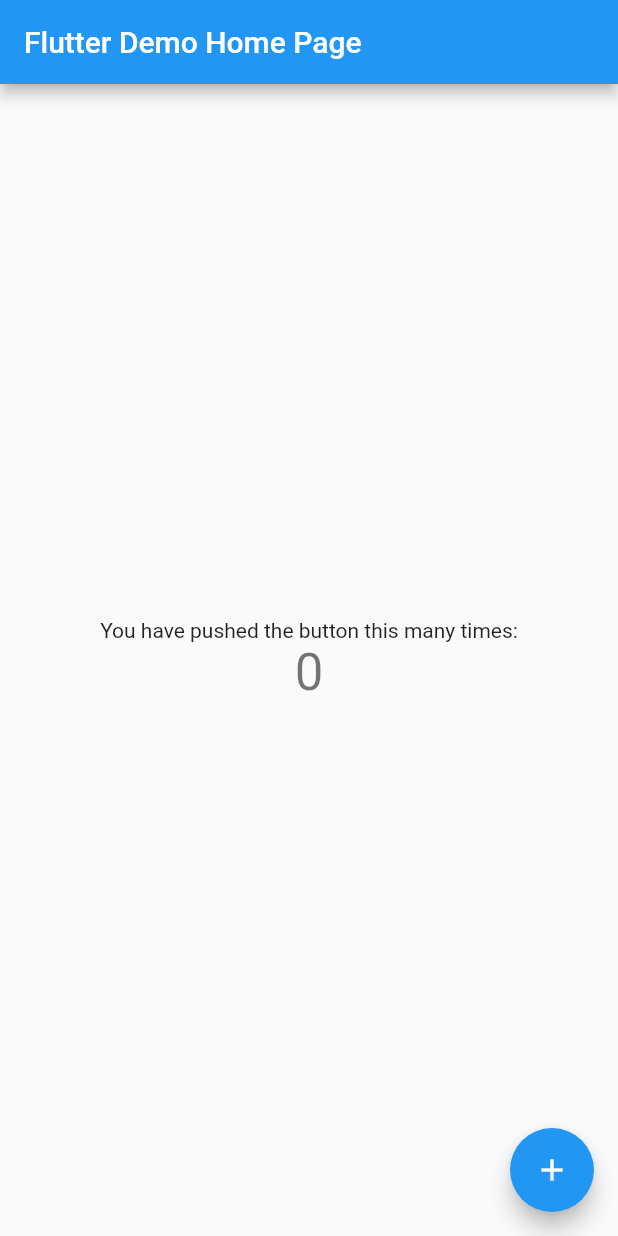
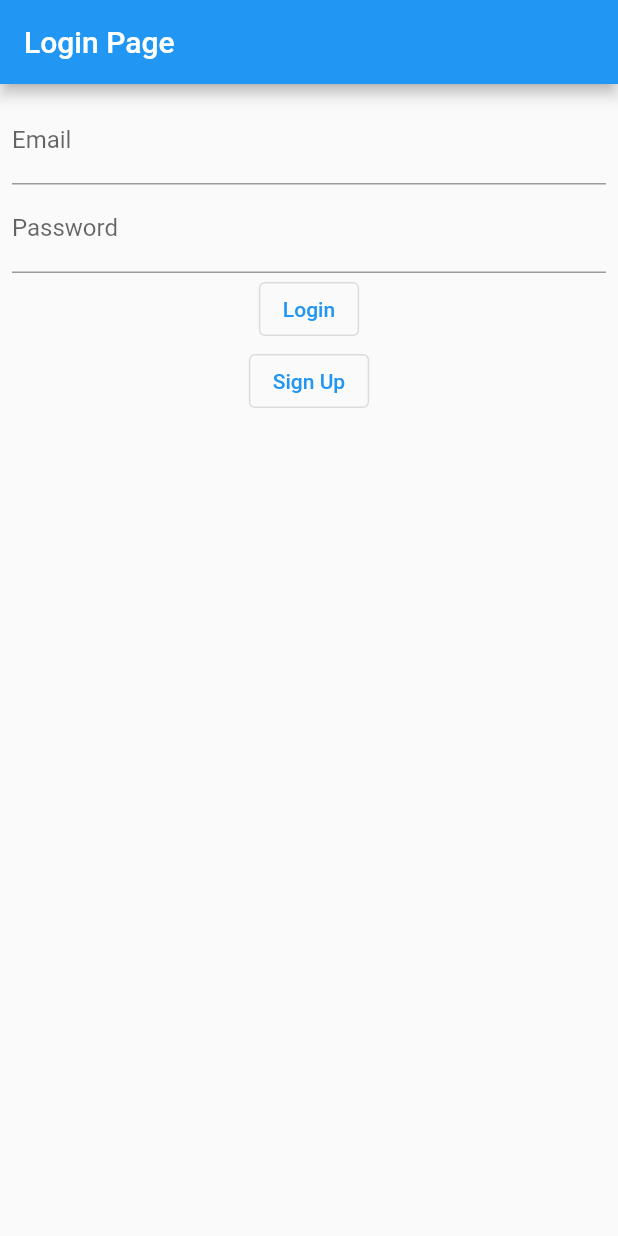
Before and after one commit to YuckiestPenguin/flutter_fun_auth, a Flutter app: the screen it shows after launch, on a phone screen of 412 x 824 dp. Run offline on Flutter 3.47's test engine with Material 2 defaults, Android fonts, the phone set to English and light mode, and no system bars; our stand-ins replace firebase_auth, firebase_core, google_sign_in; accounts and stored records are empty.

Commit message:
login page sample

```diff
--- a/lib/main.dart
+++ b/lib/main.dart
@@ -1,48 +1,37 @@
+import 'package:firebase_auth/firebase_auth.dart';
+import 'package:firebase_core/firebase_core.dart';
 import 'package:flutter/material.dart';
+import 'package:flutter_fun_auth/authentication_service.dart';
 
-void main() {
+void main() async {
+  // ignore: unused_local_variable
+  FirebaseAuth auth;
+  WidgetsFlutterBinding.ensureInitialized();
+  FirebaseApp defaultApp = await Firebase.initializeApp();
+  auth = FirebaseAuth.instanceFor(app: defaultApp);
   runApp(MyApp());
 }
 
 class MyApp extends StatelessWidget {
-  // This widget is the root of your application.
+  final FirebaseAuth _auth = FirebaseAuth.instance;
+
   @override
   Widget build(BuildContext context) {
     return MaterialApp(
       title: 'Flutter Demo',
       theme: ThemeData(
-        // This is the theme of your application.
-        //
-        // Try running your application with "flutter run". You'll see the
-        // application has a blue toolbar. Then, without quitting the app, try
-        // changing the primarySwatch below to Colors.green and then invoke
-        // "hot reload" (press "r" in the console where you ran "flutter run",
-        // or simply save your changes to "hot reload" in a Flutter IDE).
-        // Notice that the counter didn't reset back to zero; the application
-        // is not restarted.
         primarySwatch: Colors.blue,
-        // This makes the visual density adapt to the platform that you run
-        // the app on. For desktop platforms, the controls will be smaller and
-        // closer together (more dense) than on mobile platforms.
         visualDensity: VisualDensity.adaptivePlatformDensity,
       ),
-      home: MyHomePage(title: 'Flutter Demo Home Page'),
+      home: _auth.currentUser != null
+          ? MyHomePage(title: 'Flutter Demo Home Page')
+          : LoginScreen(),
     );
   }
 }
 
 class MyHomePage extends StatefulWidget {
   MyHomePage({Key key, this.title}) : super(key: key);
-
-  // This widget is the home page of your application. It is stateful, meaning
-  // that it has a State object (defined below) that contains fields that affect
-  // how it looks.
-
-  // This class is the configuration for the state. It holds the values (in this
-  // case the title) provided by the parent (in this case the App widget) and
-  // used by the build method of the State. Fields in a Widget subclass are
-  // always marked "final".
-
   final String title;
 
   @override
@@ -54,47 +43,18 @@ class _MyHomePageState extends State<MyHomePage> {
 
   void _incrementCounter() {
     setState(() {
-      // This call to setState tells the Flutter framework that something has
-      // changed in this State, which causes it to rerun the build method below
-      // so that the display can reflect the updated values. If we changed
-      // _counter without calling setState(), then the build method would not be
-      // called again, and so nothing would appear to happen.
       _counter++;
     });
   }
 
   @override
   Widget build(BuildContext context) {
-    // This method is rerun every time setState is called, for instance as done
-    // by the _incrementCounter method above.
-    //
-    // The Flutter framework has been optimized to make rerunning build methods
-    // fast, so that you can just rebuild anything that needs updating rather
-    // than having to individually change instances of widgets.
     return Scaffold(
       appBar: AppBar(
-        // Here we take the value from the MyHomePage object that was created by
-        // the App.build method, and use it to set our appbar title.
-        title: Text(widget.title),
+        title: Text('My Fun App!'),
       ),
       body: Center(
-        // Center is a layout widget. It takes a single child and positions it
-        // in the middle of the parent.
         child: Column(
-          // Column is also a layout widget. It takes a list of children and
-          // arranges them vertically. By default, it sizes itself to fit its
-          // children horizontally, and tries to be as tall as its parent.
-          //
-          // Invoke "debug painting" (press "p" in the console, choose the
-          // "Toggle Debug Paint" action from the Flutter Inspector in Android
-          // Studio, or the "Toggle Debug Paint" command in Visual Studio Code)
-          // to see the wireframe for each widget.
-          //
-          // Column has various properties to control how it sizes itself and
-          // how it positions its children. Here we use mainAxisAlignment to
-          // center the children vertically; the main axis here is the vertical
-          // axis because Columns are vertical (the cross axis would be
-          // horizontal).
           mainAxisAlignment: MainAxisAlignment.center,
           children: <Widget>[
             Text(
@@ -104,6 +64,17 @@ class _MyHomePageState extends State<MyHomePage> {
               '$_counter',
               style: Theme.of(context).textTheme.headline4,
             ),
+            OutlinedButton(
+              onPressed: () async {
+                await AuthService().handleGoogleSignOut().then(
+                      (_) => Navigator.push(
+                        context,
+                        MaterialPageRoute(builder: (context) => MyApp()),
+                      ),
+                    );
+              },
+              child: Text('Logout'),
+            )
           ],
         ),
       ),
@@ -115,3 +86,67 @@ class _MyHomePageState extends State<MyHomePage> {
     );
   }
 }
+
+class LoginScreen extends StatelessWidget {
+  final emailController = TextEditingController();
+  final passwordController = TextEditingController();
+
+  Widget build(BuildContext context) {
+    return Scaffold(
+      appBar: AppBar(
+        title: Text('Login Page'),
+      ),
+      body: Padding(
+        padding: const EdgeInsets.all(8.0),
+        child: Center(
+          child: Column(
+            children: [
+              TextFormField(
+                controller: emailController,
+                autocorrect: false,
+                decoration: const InputDecoration(
+                  labelText: 'Email',
+                ),
+              ),
+              TextFormField(
+                controller: passwordController,
+                obscureText: true,
+                decoration: const InputDecoration(
+                  labelText: 'Password',
+                ),
+              ),
+              OutlinedButton(
+                onPressed: () async {
+                  await AuthService()
+                      .signInWithEmailAndPassword(
+                          emailController.text, passwordController.text)
+                      .then(
+                        (_) => Navigator.push(
+                          context,
+                          MaterialPageRoute(builder: (context) => MyApp()),
+                        ),
+                      );
+                },
+                child: Text('Login'),
+              ),
+              OutlinedButton(
+                onPressed: () async {
+                  await AuthService()
+                      .signUpWithEmailAndPassword(
+                          emailController.text, passwordController.text)
+                      .then(
+                        (_) => Navigator.push(
+                          context,
+                          MaterialPageRoute(builder: (context) => MyApp()),
+                        ),
+                      );
+                },
+                child: Text('Sign Up'),
+              ),
+            ],
+          ),
+        ),
+      ),
+    );
+  }
+}
```
